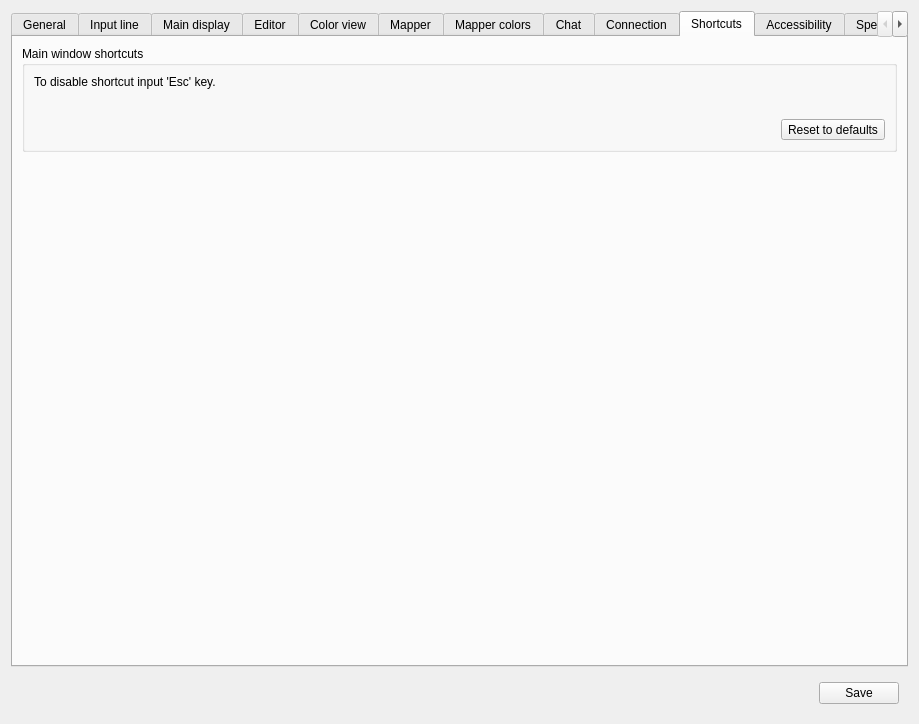
First picture: the form in src/ui/profile_preferences.ui, repository Mudlet/Mudlet, before the edit.
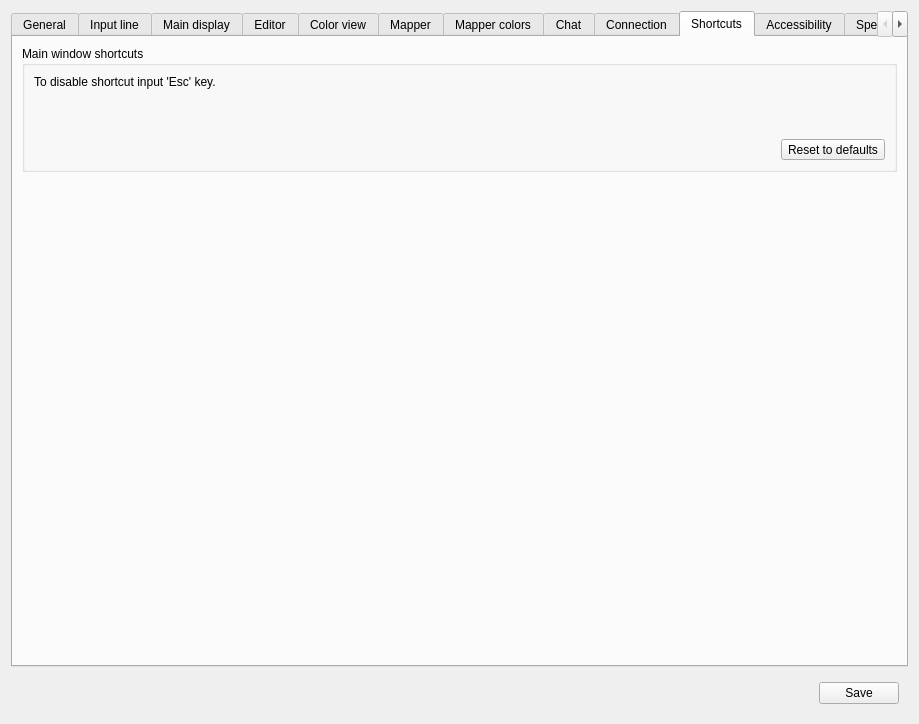
Second picture: the form after the edit. The open tabs and pages were chosen to show the change. Icons and pictures are not drawn. Custom widgets are drawn as their Qt base class.

Commit message:
Add: warn when two main window shortcuts clash
Qt silently disables ambiguous shortcuts, so two actions given the
same key sequence both stopped working with no feedback. An inline
warning under the shortcut editors now names the clashing actions and
the shared sequence, updating as shortcuts change and announced to
screen readers. Duplicates are still allowed so rearranging stays easy.

What changed in the file:
```diff
--- a/src/ui/profile_preferences.ui
+++ b/src/ui/profile_preferences.ui
@@ -4468,6 +4468,22 @@
             </layout>
            </widget>
           </item>
+          <item>
+           <widget class="QLabel" name="label_shortcutsConflictWarning">
+            <property name="text">
+             <string notr="true"/>
+            </property>
+            <property name="textFormat">
+             <enum>Qt::TextFormat::PlainText</enum>
+            </property>
+            <property name="alignment">
+             <set>Qt::AlignmentFlag::AlignLeading|Qt::AlignmentFlag::AlignLeft|Qt::AlignmentFlag::AlignTop</set>
+            </property>
+            <property name="wordWrap">
+             <bool>true</bool>
+            </property>
+           </widget>
+          </item>
           <item alignment="Qt::AlignmentFlag::AlignRight">
            <widget class="QToolButton" name="toolButton_resetMainWindowShortcuts">
             <property name="text">
```
The commit also changes 2 other files.
